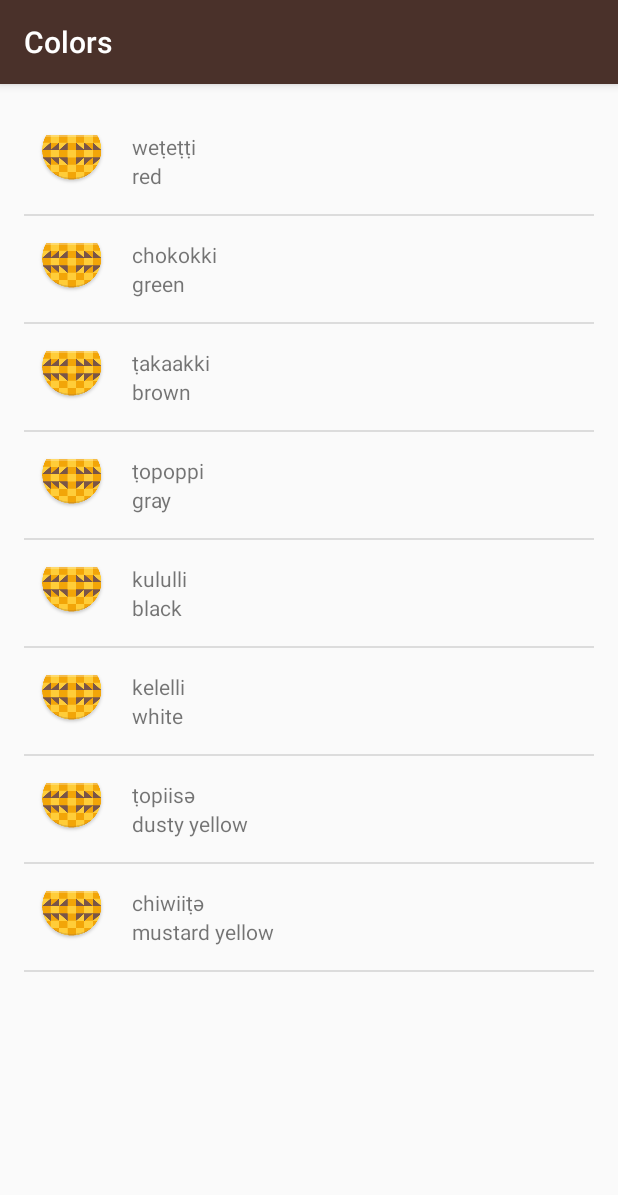
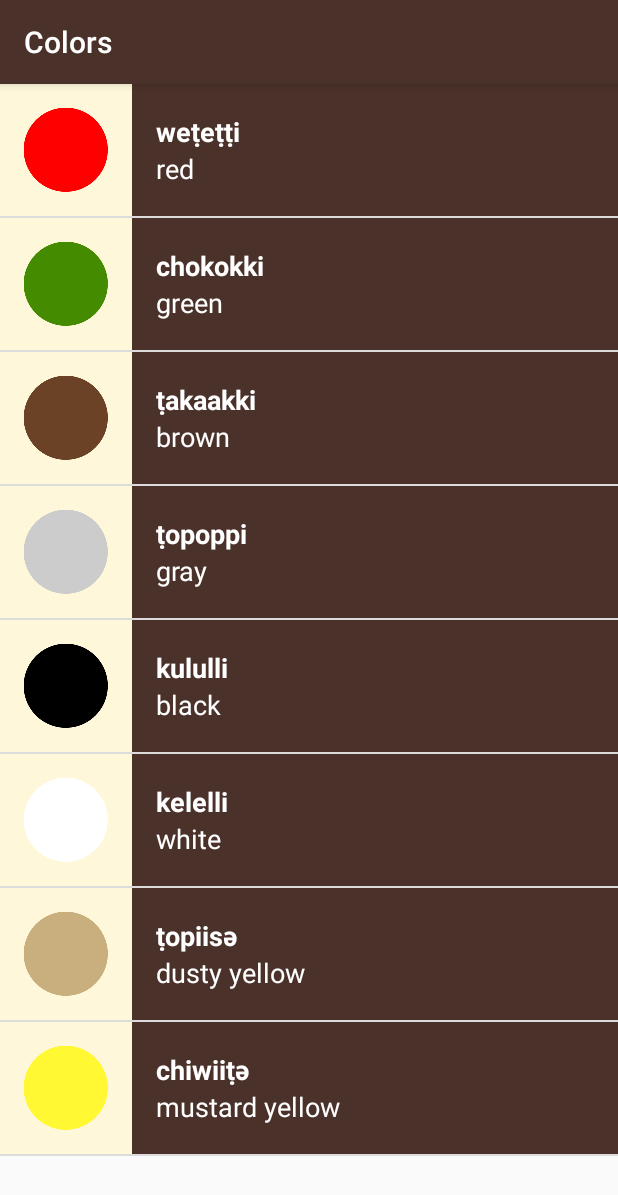
Before and after one commit to snail15/Miwok, an Android app: the ColorsActivity screen opened directly, with no data from a screen before it, on a phone screen of 412 x 824 dp. Shown: the top 1195 px of the screen. Run offline under Robolectric (Android 15) with nearby library versions, the phone set to English and light mode, and no system bars.

Commit message:
Polish visual

```diff
--- a/app/src/main/java/com/example/android/miwok/ColorsActivity.java
+++ b/app/src/main/java/com/example/android/miwok/ColorsActivity.java
@@ -14,21 +14,21 @@
         setContentView(R.layout.word_list);
 
         ArrayList<Word> words = new ArrayList<>();
-        words.add(new Word("red", "weṭeṭṭi"));
-        words.add(new Word("green", "chokokki"));
-        words.add(new Word("brown", "ṭakaakki"));
-        words.add(new Word("gray", "ṭopoppi"));
-        words.add(new Word("black", "kululli"));
-        words.add(new Word("white", "kelelli"));
-        words.add(new Word("dusty yellow", "ṭopiisә"));
-        words.add(new Word("mustard yellow", "chiwiiṭә"));
+        words.add(new Word("red", "weṭeṭṭi", R.drawable.color_red));
+        words.add(new Word("green", "chokokki", R.drawable.color_green));
+        words.add(new Word("brown", "ṭakaakki", R.drawable.color_brown));
+        words.add(new Word("gray", "ṭopoppi", R.drawable.color_gray));
+        words.add(new Word("black", "kululli", R.drawable.color_black));
+        words.add(new Word("white", "kelelli", R.drawable.color_white));
+        words.add(new Word("dusty yellow", "ṭopiisә", R.drawable.color_dusty_yellow));
+        words.add(new Word("mustard yellow", "chiwiiṭә", R.drawable.color_mustard_yellow));
 
         // Create an {@link ArrayAdapter}, whose data source is a list of Strings. The
         // adapter knows how to create layouts for each item in the list, using the
         // simple_list_item_1.xml layout resource defined in the Android framework.
         // This list item layout contains a single {@link TextView}, which the adapter will set to
         // display a single word.
-        WordAdapter wordAdapter = new WordAdapter(this, words);
+        WordAdapter wordAdapter = new WordAdapter(this, words, R.color.primary_color);
 
         // Find the {@link ListView} object in the view hierarchy of the {@link Activity}.
         // There should be a {@link ListView} with the view ID called list, which is declared in the
--- a/app/src/main/java/com/example/android/miwok/Word.java
+++ b/app/src/main/java/com/example/android/miwok/Word.java
@@ -6,8 +6,13 @@
 public class Word {
     private String mDefaultTranslation;
     private String mMiwokTranslation;
-    private int mImageResourceID;
+    private int mImageResourceID = -1;
 
+    public Word (String defaultTranslation, String miwokTranslation, int imageResourceID) {
+        mDefaultTranslation = defaultTranslation;
+        mMiwokTranslation = miwokTranslation;
+        mImageResourceID = imageResourceID;
+    }
     public Word (String defaultTranslation, String miwokTranslation) {
         mDefaultTranslation = defaultTranslation;
         mMiwokTranslation = miwokTranslation;
@@ -24,4 +29,8 @@
     public int getImageResourceID () {
         return mImageResourceID;
     }
+
+    public boolean hasImage() {
+        return mImageResourceID != -1;
+    }
 }
--- a/app/src/main/java/com/example/android/miwok/WordAdapter.java
+++ b/app/src/main/java/com/example/android/miwok/WordAdapter.java
@@ -1,6 +1,7 @@
 package com.example.android.miwok;
 
 import android.app.Activity;
+import android.support.v4.content.ContextCompat;
 import android.view.LayoutInflater;
 import android.view.View;
 import android.view.ViewGroup;
@@ -15,12 +16,15 @@
  */
 public class WordAdapter extends ArrayAdapter<Word>{
 
-    public WordAdapter(Activity context, ArrayList<Word> words) {
+    private int mBackGroundColorID;
+
+    public WordAdapter(Activity context, ArrayList<Word> words, int backgroundColor) {
         // Here, we initialize the ArrayAdapter's internal storage for the context and the list.
         // the second argument is used when the ArrayAdapter is populating a single TextView.
         // Because this is a custom adapter for two TextViews and an ImageView, the adapter is not
         // going to use this second argument, so it can be any value. Here, we used 0.
         super(context, 0, words);
+        mBackGroundColorID = backgroundColor;
     }
     /**
      * {@inheritDoc}
@@ -41,7 +45,14 @@
         Word currentWord = getItem(position);
 
 
-
+        ImageView iconView = (ImageView) listItemView.findViewById(R.id.list_image);
+        if (currentWord.hasImage()) {
+            iconView.setImageResource(currentWord.getImageResourceID());
+            iconView.setVisibility(View.VISIBLE);
+        }
+        else {
+            iconView.setVisibility(View.GONE);
+        }
         // Find the TextView in the list_item.xml layout with the ID version_name
         TextView miwokTextView = (TextView) listItemView.findViewById(R.id.miwok_text_view);
         // Get the Version Name from the current AndroidFlavor object and set this text on the vNameTextView
@@ -52,6 +63,10 @@
         // Get the Version Number from the current AndroidFlavor object and set this text on the vNumberTextView
         defaultTextView.setText(currentWord.getDefaultTranslation());
 
+        View containerView = listItemView.findViewById(R.id.text_container);
+        int color = ContextCompat.getColor(getContext(), mBackGroundColorID);
+        containerView.setBackgroundColor(color);
+
         // Find the ImageView in the list_item.xml layout with the ID list_item_icon
         //ImageView iconView = (ImageView) listItemView.findViewById(R.id.list_item_icon);
         // Get the Image Resource ID from the current AndroidFlavor object and set the image to iconView
--- a/app/src/main/res/layout/list_item.xml
+++ b/app/src/main/res/layout/list_item.xml
@@ -1,39 +1,51 @@
 <?xml version="1.0" encoding="utf-8"?>
-<RelativeLayout xmlns:android="http://schemas.android.com/apk/res/android"
+<LinearLayout xmlns:android="http://schemas.android.com/apk/res/android"
     xmlns:tools="http://schemas.android.com/tools"
-    android:layout_width="wrap_content"
-    android:layout_height="wrap_content">
+    android:layout_width="match_parent"
+    android:layout_height="wrap_content"
+    android:minHeight="@dimen/list_item_height"
+    android:background="@color/tan_background"
+    android:orientation="horizontal">
 
 
     <ImageView
         android:id="@+id/list_image"
-        android:src="@mipmap/ic_launcher"
+        tools:src="@mipmap/ic_launcher"
         android:layout_width="wrap_content"
-        android:layout_height="wrap_content"
-        android:paddingTop="8dp"
-        android:paddingLeft="8dp"
-        android:foregroundGravity="center_vertical"
-        />
+        android:layout_height="match_parent"
+        android:foregroundGravity="center"
+        android:minWidth="88dp"
+        android:minHeight="@dimen/list_item_height"/>
 
 
     <LinearLayout
+        android:id="@+id/text_container"
         android:layout_width="match_parent"
-        android:layout_height="wrap_content"
+        android:layout_height="match_parent"
         android:padding="16dp"
         android:orientation="vertical"
-        android:layout_toRightOf="@id/list_image">
+        tools:background = "@android:color/holo_red_dark">
 
         <TextView
             android:id="@+id/miwok_text_view"
             android:layout_width="match_parent"
-            android:layout_height="wrap_content"
+            android:layout_height="0dp"
+            android:layout_weight="1"
+            android:textAppearance="?android:textAppearanceMedium"
+            android:textColor="@android:color/white"
+            android:textStyle="bold"
+            android:gravity="bottom"
             tools:text = "lutti"/>
 
         <TextView
             android:id="@+id/default_text_view"
             android:layout_width="match_parent"
-            android:layout_height="wrap_content"
+            android:layout_height="0dp"
+            android:layout_weight="1"
+            android:gravity="top"
+            android:textColor="@android:color/white"
+            android:textAppearance="?android:textAppearanceMedium"
             tools:text ="one"/>
 
     </LinearLayout>
-</RelativeLayout>
+</LinearLayout>
--- a/app/src/main/res/layout/word_list.xml
+++ b/app/src/main/res/layout/word_list.xml
@@ -5,10 +5,7 @@
     android:id="@+id/list"
     android:layout_width="match_parent"
     android:layout_height="match_parent"
-    android:paddingBottom="@dimen/activity_vertical_margin"
-    android:paddingLeft="@dimen/activity_horizontal_margin"
-    android:paddingRight="@dimen/activity_horizontal_margin"
-    android:paddingTop="@dimen/activity_vertical_margin"
+
     android:orientation="vertical">
 
 </ListView>
```
Also changed, not shown: app/src/main/java/com/example/android/miwok/FamilyMembersActivity.java (+11 -11 lines), app/src/main/java/com/example/android/miwok/NumbersActivity.java (+11 -11 lines), app/src/main/java/com/example/android/miwok/PhrasesActivity.java (+34 -0 lines).
